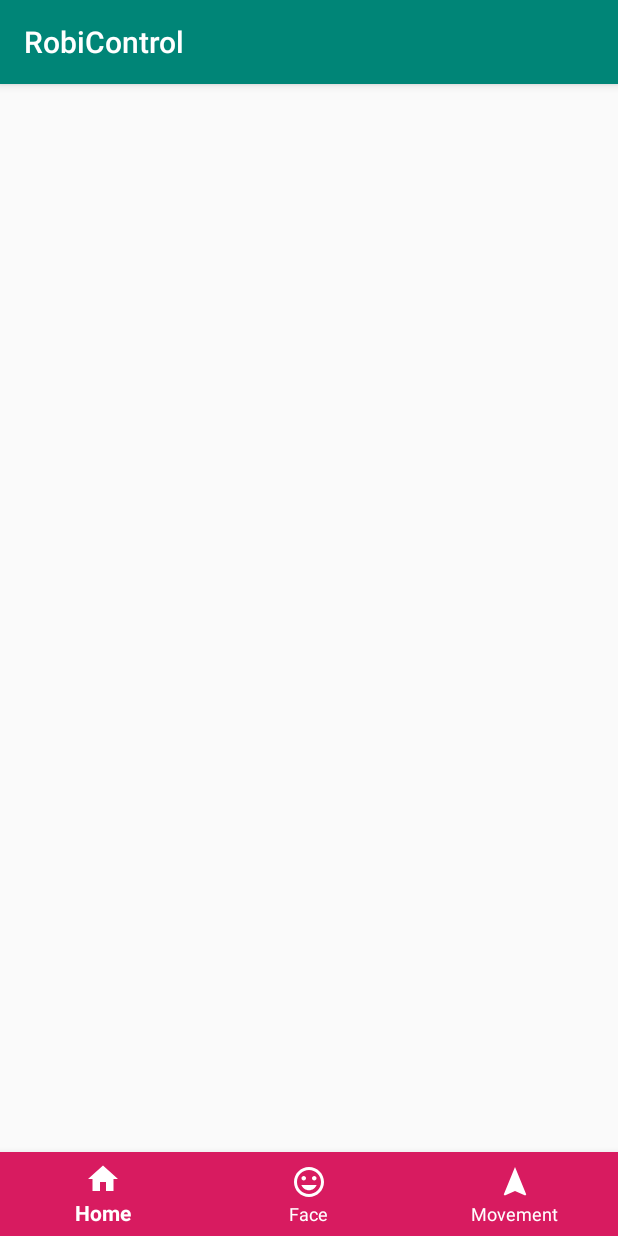
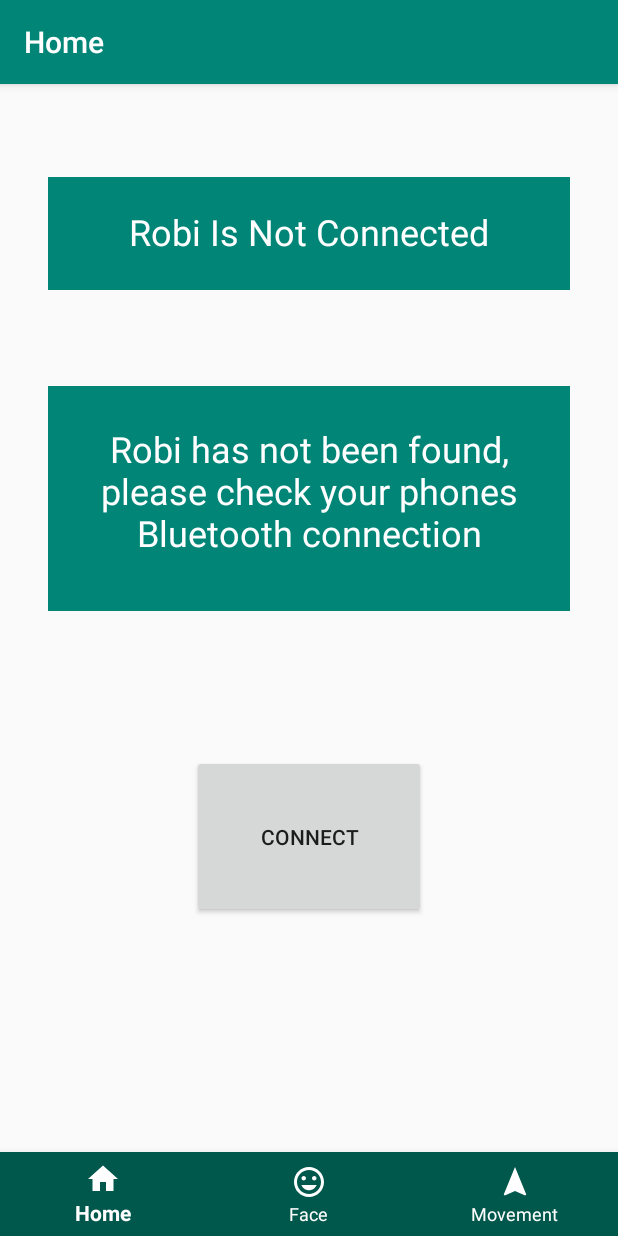
Before and after one commit to MartinRosenquist/Robi, an Android app: the screen it shows after launch (MainActivity before the commit, HomeActivity after it), on a phone screen of 412 x 824 dp. Run offline under Robolectric (Android 15) with nearby library versions, the phone set to English and light mode, and no system bars.

Commit message:
Activity Added, Daily Commit

```diff
--- a/RobiControl/app/build.gradle
+++ b/RobiControl/app/build.gradle
@@ -9,7 +9,7 @@ android {
         targetSdkVersion 29
         versionCode 1
         versionName "1.0"
-        testInstrumentationRunner "androidx.test.runner.AndroidJUnitRunner"
+        testInstrumentationRunner "androidx.face.runner.AndroidJUnitRunner"
     }
     buildTypes {
         release {
@@ -25,8 +25,8 @@ dependencies {
     implementation 'androidx.constraintlayout:constraintlayout:1.1.3'
     implementation 'androidx.legacy:legacy-support-v4:1.0.0'
     testImplementation 'junit:junit:4.12'
-    androidTestImplementation 'androidx.test.ext:junit:1.1.1'
-    androidTestImplementation 'androidx.test.espresso:espresso-core:3.2.0'
+    androidTestImplementation 'androidx.face.ext:junit:1.1.1'
+    androidTestImplementation 'androidx.face.espresso:espresso-core:3.2.0'
     implementation 'com.google.android.material:material:1.1.0'
     implementation "androidx.navigation:navigation-fragment:2.2.1"
     implementation "androidx.navigation:navigation-ui:2.2.1"
--- /dev/null
+++ b/RobiControl/app/src/main/java/com/example/robicontrol/HomeActivity.java
@@ -0,0 +1,46 @@
+package com.example.robicontrol;
+
+import android.Manifest;
+import android.content.Intent;
+import android.os.Bundle;
+import android.view.Menu;
+import android.view.MenuItem;
+
+import androidx.annotation.NonNull;
+
+import com.google.android.material.bottomnavigation.BottomNavigationView;
+
+public class HomeActivity extends MainActivity {
+    @Override
+    protected void onCreate(Bundle savedInstanceState) {
+        super.onCreate(savedInstanceState);
+        setContentView(R.layout.home);
+
+        BottomNavigationView _buttomNavigationView = findViewById(R.id.Menu_Navigation);
+        Menu _menu = _buttomNavigationView.getMenu();
+        MenuItem _menuitem = _menu.getItem(0);
+        _menuitem.setChecked(true);
+
+        _buttomNavigationView.setOnNavigationItemSelectedListener(new BottomNavigationView.OnNavigationItemSelectedListener() {
+            @Override
+            public boolean onNavigationItemSelected(@NonNull MenuItem item) {
+                switch (item.getItemId()){
+                    case R.id.Home_Menu:
+                        break;
+                    case R.id.Face_Menu:
+                        Intent _intent = new Intent(HomeActivity.this, FaceActivity.class);
+                        startActivity(_intent);
+                        break;
+                    case R.id.Movement_Menu:
+                        Intent _intent2 = new Intent(HomeActivity.this, MovementActivity.class);
+                        startActivity(_intent2);
+                        break;
+                }
+
+                return false;
+            }
+        });
+
+    }
+
+}
--- a/RobiControl/app/src/main/java/com/example/robicontrol/MainActivity.java
+++ b/RobiControl/app/src/main/java/com/example/robicontrol/MainActivity.java
@@ -1,5 +1,6 @@
 package com.example.robicontrol;
 
+import androidx.annotation.NonNull;
 import androidx.appcompat.app.AppCompatActivity;
 import androidx.fragment.app.Fragment;
 import androidx.navigation.NavController;
@@ -7,24 +8,26 @@ import androidx.navigation.NavHostController;
 import androidx.navigation.Navigation;
 import androidx.navigation.fragment.NavHostFragment;
 
+import android.app.ActionBar;
 import android.app.Activity;
+import android.content.Intent;
 import android.os.Bundle;
+import android.view.Menu;
+import android.view.MenuItem;
 import android.view.View;
 import android.view.ViewGroup;
 import android.widget.Button;
+import android.widget.TextView;
+
+import com.google.android.material.bottomnavigation.BottomNavigationView;
 
 public class MainActivity extends AppCompatActivity {
-
 
     @Override
     protected void onCreate(Bundle savedInstanceState) {
         super.onCreate(savedInstanceState);
-        setContentView(R.layout.activity_main);
 
-        View homeView;
 
     }
 
-
-
 }
--- a/RobiControl/app/src/main/res/layout/activity_main.xml
+++ b/RobiControl/app/src/main/res/layout/face.xml
@@ -2,21 +2,9 @@
 <androidx.constraintlayout.widget.ConstraintLayout xmlns:android="http://schemas.android.com/apk/res/android"
     xmlns:app="http://schemas.android.com/apk/res-auto"
     xmlns:tools="http://schemas.android.com/tools"
+    android:orientation="vertical"
     android:layout_width="match_parent"
-    android:layout_height="match_parent"
-    tools:context=".MainActivity">
-
-    <android.widget.FrameLayout
-        android:id="@+id/Frame"
-        android:layout_width="match_parent"
-        android:layout_height="0dp"
-        app:layout_constraintBottom_toTopOf="@id/Menu_Navigation"
-        app:layout_constraintEnd_toEndOf="parent"
-        app:layout_constraintStart_toStartOf="parent"
-        app:layout_constraintTop_toTopOf="parent" />
-
-
-
+    android:layout_height="match_parent">
 
 
 
--- a/RobiControl/app/src/main/res/layout/test.xml
+++ b/RobiControl/app/src/main/res/layout/home.xml
@@ -2,10 +2,9 @@
 <androidx.constraintlayout.widget.ConstraintLayout xmlns:android="http://schemas.android.com/apk/res/android"
     xmlns:app="http://schemas.android.com/apk/res-auto"
     xmlns:tools="http://schemas.android.com/tools"
-    android:orientation="vertical"
     android:layout_width="match_parent"
-    android:layout_height="match_parent">
-
+    android:layout_height="match_parent"
+    tools:context=".MainActivity">
 
 
     <TextView
@@ -60,11 +59,25 @@
         android:layout_marginStart="128dp"
         android:layout_marginTop="64dp"
         android:layout_marginEnd="128dp"
-        android:layout_marginBottom="192dp"
+        android:layout_marginBottom="156dp"
         android:text="@string/Connect"
-        app:layout_constraintBottom_toBottomOf="parent"
+        app:layout_constraintBottom_toTopOf="@id/Menu_Navigation"
         app:layout_constraintEnd_toEndOf="parent"
         app:layout_constraintStart_toStartOf="parent"
         app:layout_constraintTop_toBottomOf="@id/ConnectionText" />
 
+
+
+    <com.google.android.material.bottomnavigation.BottomNavigationView
+        android:id="@+id/Menu_Navigation"
+        android:layout_height="wrap_content"
+        android:layout_width="match_parent"
+        app:menu="@menu/bottom_navigation_menu"
+        android:layout_gravity="bottom"
+        android:background="@color/colorPrimaryDark"
+        app:itemTextColor="@color/white"
+        app:itemIconTint="@color/white"
+        app:layout_constraintBottom_toBottomOf="parent"
+        />
+
 </androidx.constraintlayout.widget.ConstraintLayout>
--- a/RobiControl/app/src/main/res/values/colors.xml
+++ b/RobiControl/app/src/main/res/values/colors.xml
@@ -4,4 +4,5 @@
     <color name="colorPrimaryDark">#00574B</color>
     <color name="colorAccent">#D81B60</color>
     <color name="white">#FFFFFFFF</color>
+    <color name="black">#00000000</color>
 </resources>
--- a/RobiControl/app/src/main/res/values/strings.xml
+++ b/RobiControl/app/src/main/res/values/strings.xml
@@ -1,5 +1,7 @@
 <resources>
-    <string name="app_name">RobiControl</string>
+    <string name="home">Home</string>
+    <string name="face">Face</string>
+    <string name="movement">Movement</string>
 
     <!-- TODO: Remove or change this placeholder text -->
     <string name="Connected">Robi Is Connected</string>
```
Also changed, not shown: RobiControl/app/src/main/AndroidManifest.xml (+11 -3 lines), RobiControl/app/src/main/java/com/example/robicontrol/FaceActivity.java (added, +44 -0 lines), RobiControl/app/src/main/java/com/example/robicontrol/MovementActivity.java (added, +44 -0 lines), RobiControl/app/src/main/res/layout/movement.xml (added, +21 -0 lines), 2 other files.
